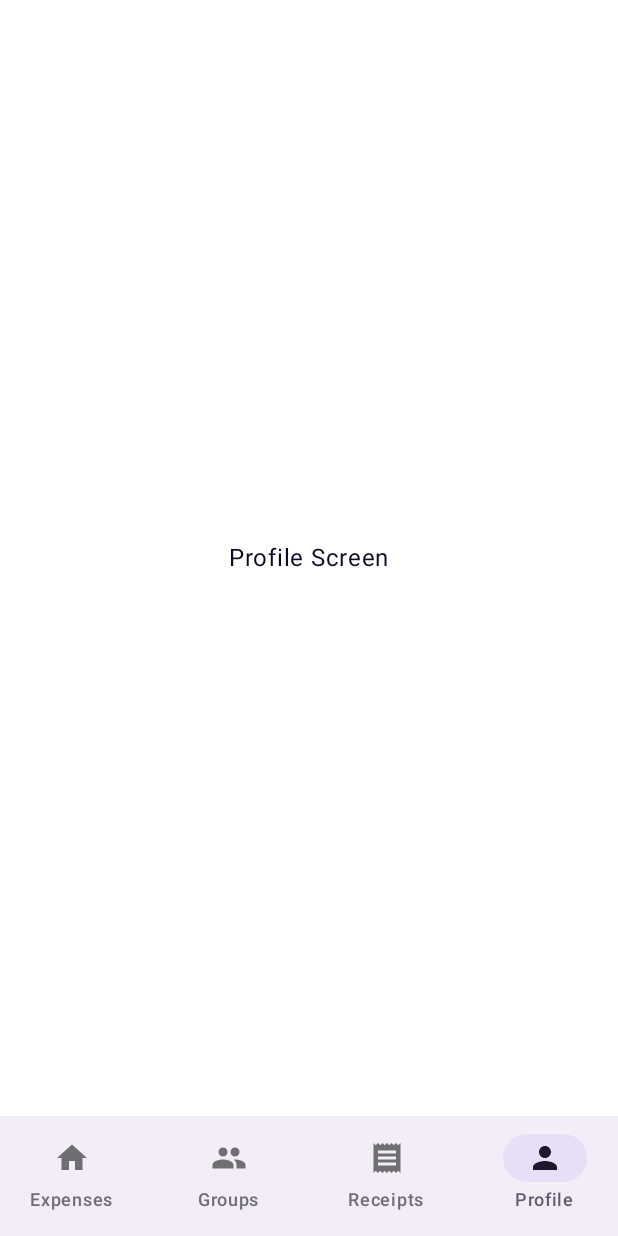
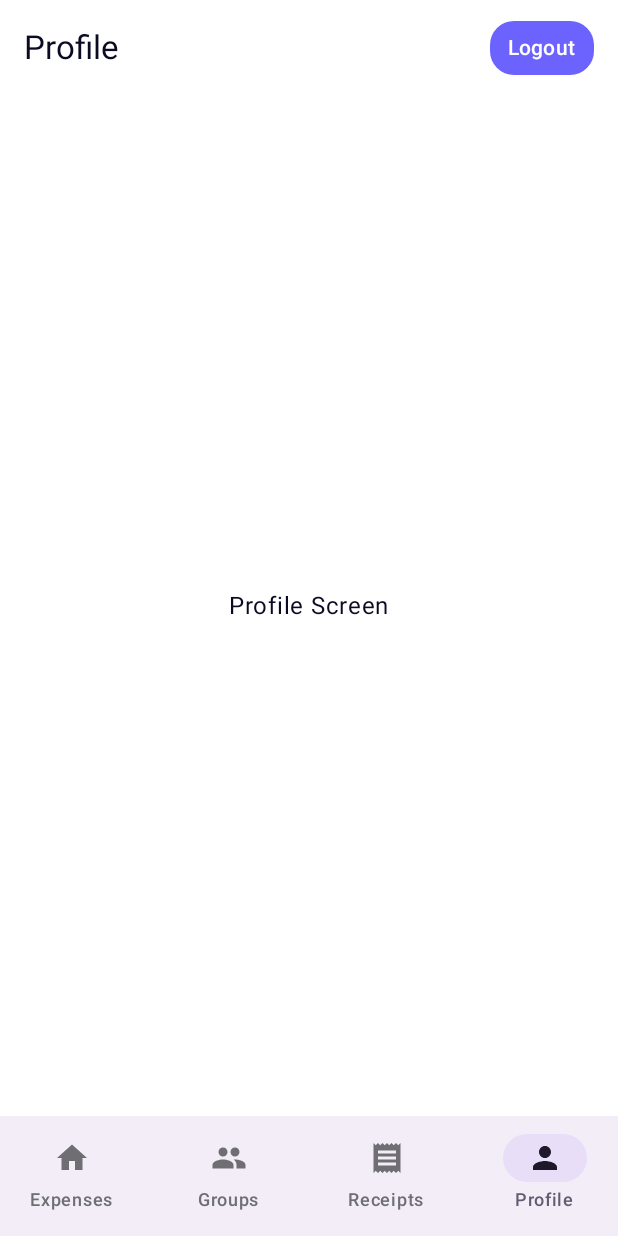
Before and after one commit to UBB-GitPushForce/GitPushForce, an Android app built with Jetpack Compose: the MainActivity screen opened directly, with no data from a screen before it, item 4 of the bottom bar chosen, on a phone screen of 412 x 824 dp. Run offline under Robolectric (Android 15) with nearby library versions, the phone set to English and light mode, and no system bars; 1 statement that could not run was skipped.

Commit message:
profile screen

```diff
--- a/Mobile/androidApp/src/main/java/com/example/budgeting/android/ui/screens/ExpensesScreen.kt
+++ b/Mobile/androidApp/src/main/java/com/example/budgeting/android/ui/screens/ExpensesScreen.kt
@@ -20,7 +20,6 @@ import androidx.compose.ui.unit.dp
 @OptIn(ExperimentalMaterial3Api::class)
 @Composable
 fun ExpensesScreen(
-    onLogout: () -> Unit,
     expenseViewModel: ExpenseViewModel = viewModel(
         factory = ExpenseViewModelFactory (LocalContext.current)
     )
@@ -35,29 +34,8 @@ fun ExpensesScreen(
 
     Scaffold(
         topBar = {
-            TopAppBar(
+            CenterAlignedTopAppBar(
                 title = { Text("My Expenses") },
-                actions = {
-                    TextButton(
-                        onClick = {
-                            // Clear token and trigger navigation
-                            expenseViewModel.logout()
-                            onLogout()
-                        },
-                        colors = ButtonDefaults.buttonColors(
-                            containerColor = MaterialTheme.colorScheme.primary,
-                            contentColor = MaterialTheme.colorScheme.onPrimary
-                        ),
-                        shape = RoundedCornerShape(16.dp),
-                        modifier = Modifier
-                            .padding(end = 12.dp, top = 8.dp, bottom = 8.dp)
-                            .height(36.dp)
-                    ) {
-                        Text(
-                            "Logout",
-                        )
-                    }
-                }
             )
         }
     ) { padding ->
--- a/Mobile/androidApp/src/main/java/com/example/budgeting/android/ui/screens/MainScreen.kt
+++ b/Mobile/androidApp/src/main/java/com/example/budgeting/android/ui/screens/MainScreen.kt
@@ -94,10 +94,10 @@ fun MainScreen(
                         .fillMaxSize()
                 ) { page ->
                     when (page) {
-                        0 -> ExpensesScreen(onLogout = onLogout)
+                        0 -> ExpensesScreen()
                         1 -> GroupsScreen(onOpenGroup = { id -> navController.navigate("groupDetails/$id") })
                         2 -> ReceiptsScreen()
-                        3 -> ProfileScreen()
+                        3 -> ProfileScreen(onLogout = onLogout)
                     }
                 }
             }
--- a/Mobile/androidApp/src/main/java/com/example/budgeting/android/ui/screens/ProfileScreen.kt
+++ b/Mobile/androidApp/src/main/java/com/example/budgeting/android/ui/screens/ProfileScreen.kt
@@ -2,17 +2,67 @@ package com.example.budgeting.android.ui.screens
 
 import androidx.compose.foundation.layout.Box
 import androidx.compose.foundation.layout.fillMaxSize
+import androidx.compose.foundation.layout.height
+import androidx.compose.foundation.layout.padding
+import androidx.compose.foundation.shape.RoundedCornerShape
+import androidx.compose.material3.ButtonDefaults
+import androidx.compose.material3.ExperimentalMaterial3Api
+import androidx.compose.material3.MaterialTheme
+import androidx.compose.material3.Scaffold
 import androidx.compose.material3.Text
+import androidx.compose.material3.TextButton
+import androidx.compose.material3.TopAppBar
 import androidx.compose.runtime.Composable
 import androidx.compose.ui.Alignment
 import androidx.compose.ui.Modifier
+import androidx.compose.ui.platform.LocalContext
+import androidx.compose.ui.unit.dp
+import androidx.lifecycle.viewmodel.compose.viewModel
+import com.example.budgeting.android.ui.viewmodels.ProfileViewModel
+import com.example.budgeting.android.ui.viewmodels.ProfileViewModelFactory
 
+@OptIn(ExperimentalMaterial3Api::class)
 @Composable
-fun ProfileScreen() {
-    Box(
-        modifier = Modifier.fillMaxSize(),
-        contentAlignment = Alignment.Center
-    ) {
-        Text("Profile Screen")
+fun ProfileScreen(
+    onLogout: () -> Unit,
+    profileViewModel: ProfileViewModel = viewModel(
+        factory = ProfileViewModelFactory(LocalContext.current)
+    )
+) {
+    Scaffold(
+        topBar = {
+            TopAppBar(
+                title = { Text("Profile") },
+                actions = {
+                    TextButton(
+                        onClick = {
+                            // Clear token and trigger navigation
+                            profileViewModel.logout()
+                            onLogout()
+                        },
+                        colors = ButtonDefaults.buttonColors(
+                            containerColor = MaterialTheme.colorScheme.primary,
+                            contentColor = MaterialTheme.colorScheme.onPrimary
+                        ),
+                        shape = RoundedCornerShape(16.dp),
+                        modifier = Modifier
+                            .padding(end = 12.dp, top = 8.dp, bottom = 8.dp)
+                            .height(36.dp)
+                    ) {
+                        Text(
+                            "Logout",
+                        )
+                    }
+                }
+            )
+        }
+    ) { padding ->
+        Box(
+            modifier = Modifier.fillMaxSize().padding(padding),
+            contentAlignment = Alignment.Center
+        ) {
+            Text("Profile Screen")
+        }
+
     }
 }
--- a/Mobile/androidApp/src/main/java/com/example/budgeting/android/ui/viewmodels/ExpenseViewModel.kt
+++ b/Mobile/androidApp/src/main/java/com/example/budgeting/android/ui/viewmodels/ExpenseViewModel.kt
@@ -46,10 +46,5 @@ class ExpenseViewModel(context: Context) : ViewModel() {
         }
     }
 
-    fun logout() {
-        viewModelScope.launch {
-            TokenHolder.token = null
-            tokenDataStore.clearToken()
-        }
-    }
+
 }
--- /dev/null
+++ b/Mobile/androidApp/src/main/java/com/example/budgeting/android/ui/viewmodels/ProfileViewModel.kt
@@ -0,0 +1,20 @@
+package com.example.budgeting.android.ui.viewmodels
+
+import android.content.Context
+import androidx.lifecycle.ViewModel
+import androidx.lifecycle.viewModelScope
+import com.example.budgeting.android.data.auth.TokenHolder
+import com.example.budgeting.android.data.local.TokenDataStore
+import kotlinx.coroutines.launch
+
+class ProfileViewModel(context: Context) : ViewModel() {
+    private val tokenDataStore = TokenDataStore(context.applicationContext)
+
+    fun logout() {
+        viewModelScope.launch {
+            TokenHolder.token = null
+            tokenDataStore.clearToken()
+        }
+    }
+
+}
--- /dev/null
+++ b/Mobile/androidApp/src/main/java/com/example/budgeting/android/ui/viewmodels/ProfileViewModelFactory.kt
@@ -0,0 +1,11 @@
+package com.example.budgeting.android.ui.viewmodels
+
+import android.content.Context
+import androidx.lifecycle.ViewModel
+import androidx.lifecycle.ViewModelProvider
+
+class ProfileViewModelFactory(private val context: Context) : ViewModelProvider.Factory {
+    override fun <T : ViewModel> create(modelClass: Class<T>): T {
+        return ProfileViewModel(context) as T
+    }
+}
```
